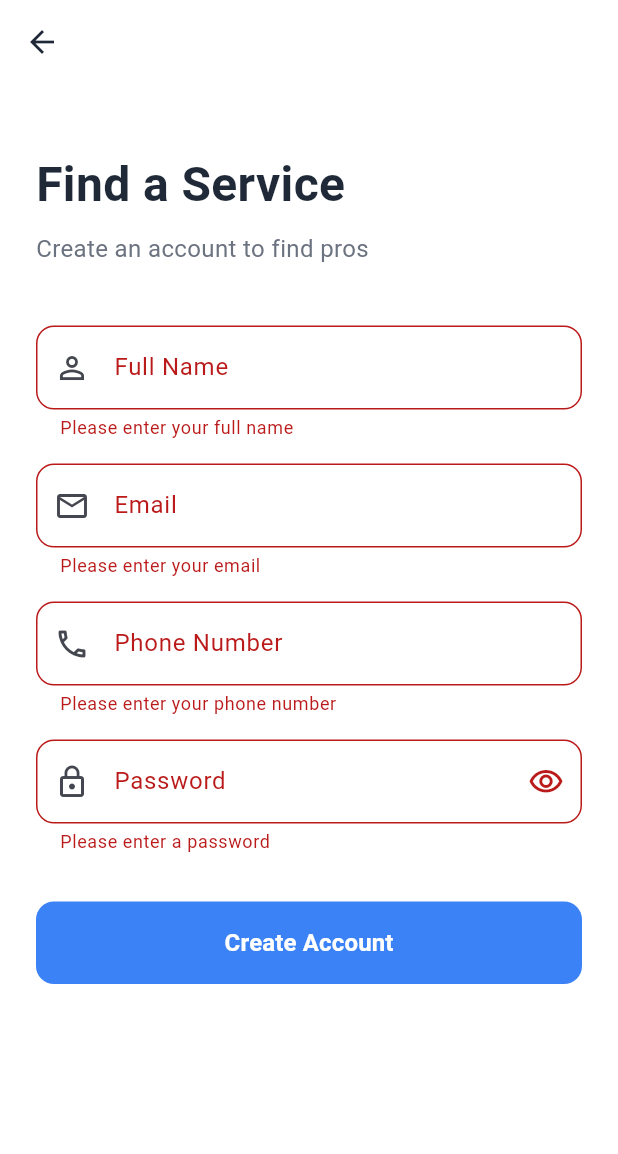
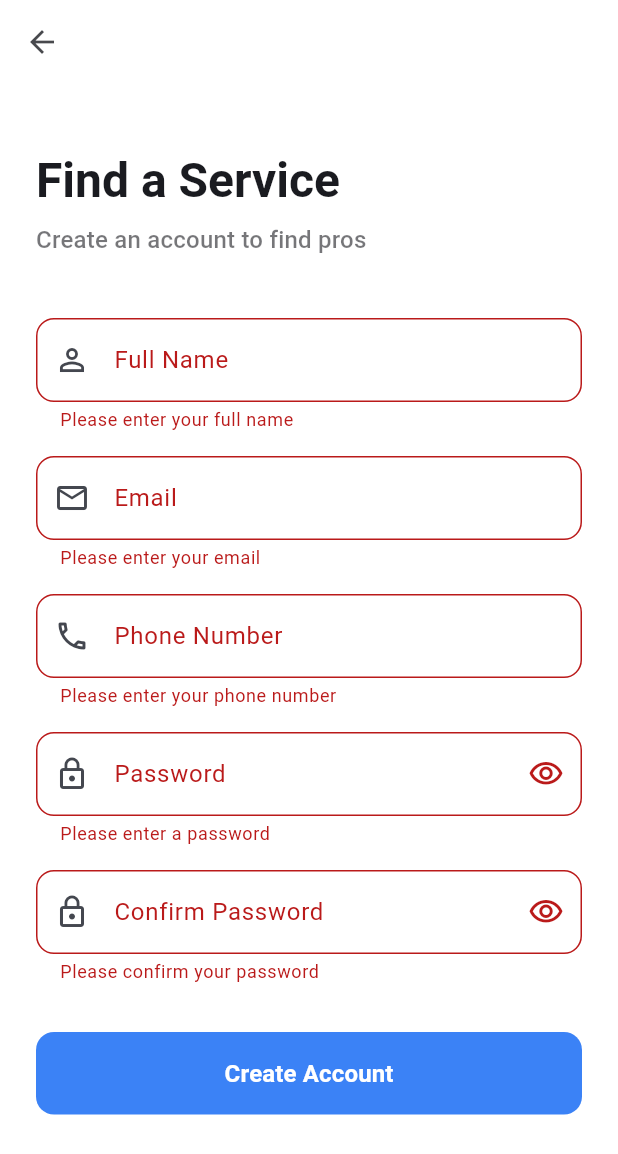
Before and after one commit to skillnscaleindia/SkillnScale-Frontend, a Flutter app: the SignUpScreen screen opened directly, after a tap on "Create Account", on a phone screen of 412 x 824 dp. Shown: the top 1154 px of the screen. Run offline on Flutter 3.47's test engine with Material 3 defaults, Android fonts, the phone set to English and light mode, and no system bars; our stand-ins replace flutter_dotenv, supabase_flutter; accounts and stored records are empty.

Commit message:
modified code

```diff
--- a/lib/screens/auth/sign_up_screen.dart
+++ b/lib/screens/auth/sign_up_screen.dart
@@ -21,8 +21,10 @@ class _SignUpScreenState extends State<SignUpScreen> {
   final _emailController = TextEditingController();
   final _phoneController = TextEditingController();
   final _passwordController = TextEditingController();
+  final _confirmPasswordController = TextEditingController();
   bool _isLoading = false;
   bool _obscurePassword = true;
+  bool _obscureConfirmPassword = true;
 
   @override
   void dispose() {
@@ -30,6 +32,7 @@ class _SignUpScreenState extends State<SignUpScreen> {
     _emailController.dispose();
     _phoneController.dispose();
     _passwordController.dispose();
+    _confirmPasswordController.dispose();
     super.dispose();
   }
 
@@ -49,24 +52,24 @@ class _SignUpScreenState extends State<SignUpScreen> {
 
       if (!mounted) return;
 
-      if (widget.userType == 'customer') {
-        Navigator.of(context).pushReplacement(
-          MaterialPageRoute(
-            builder: (_) => const CustomerHomeScreen(),
-          ),
-        );
-      } else {
-        Navigator.of(context).pushReplacement(
-          MaterialPageRoute(
-            builder: (_) => const ProfessionalHomeScreen(),
-          ),
-        );
-      }
+      final homeScreen = widget.userType == 'customer'
+          ? const CustomerHomeScreen()
+          : const ProfessionalHomeScreen();
+
+      Navigator.of(context).pushAndRemoveUntil(
+        PageRouteBuilder(
+          pageBuilder: (_, __, ___) => homeScreen,
+          transitionsBuilder: (_, animation, __, child) {
+            return FadeTransition(opacity: animation, child: child);
+          },
+        ),
+        (route) => false,
+      );
     } catch (e) {
       if (!mounted) return;
       ScaffoldMessenger.of(context).showSnackBar(
-        SnackBar(
-          content: Text('Error: ${e.toString()}'),
+        const SnackBar(
+          content: Text('Sign-up failed. Please try again.'),
           backgroundColor: Colors.red,
         ),
       );
@@ -80,6 +83,7 @@ class _SignUpScreenState extends State<SignUpScreen> {
   @override
   Widget build(BuildContext context) {
     final isCustomer = widget.userType == 'customer';
+    final theme = Theme.of(context);
 
     return Scaffold(
       backgroundColor: Colors.white,
@@ -87,7 +91,7 @@ class _SignUpScreenState extends State<SignUpScreen> {
         backgroundColor: Colors.transparent,
         elevation: 0,
         leading: IconButton(
-          icon: const Icon(Icons.arrow_back, color: Color(0xFF1F2937)),
+          icon: Icon(Icons.arrow_back, color: theme.colorScheme.onSurface.withOpacity(0.8)),
           onPressed: () => Navigator.of(context).pop(),
         ),
       ),
@@ -102,10 +106,8 @@ class _SignUpScreenState extends State<SignUpScreen> {
                 const SizedBox(height: 20),
                 Text(
                   isCustomer ? 'Find a Service' : 'Become a Professional',
-                  style: const TextStyle(
-                    fontSize: 32,
+                  style: theme.textTheme.headlineLarge?.copyWith(
                     fontWeight: FontWeight.bold,
-                    color: Color(0xFF1F2937),
                   ),
                 ),
                 const SizedBox(height: 8),
@@ -113,9 +115,8 @@ class _SignUpScreenState extends State<SignUpScreen> {
                   isCustomer
                       ? 'Create an account to find pros'
                       : 'Create an account to offer your services',
-                  style: const TextStyle(
-                    fontSize: 16,
-                    color: Color(0xFF6B7280),
+                  style: theme.textTheme.titleMedium?.copyWith(
+                    color: theme.textTheme.bodySmall?.color?.withOpacity(0.6),
                   ),
                 ),
                 const SizedBox(height: 40),
@@ -152,7 +153,7 @@ class _SignUpScreenState extends State<SignUpScreen> {
                     if (value == null || value.isEmpty) {
                       return 'Please enter your email';
                     }
-                    if (!value.contains('@')) {
+                    if (!RegExp(r'^[^@]+@[^@]+\.[^@]+').hasMatch(value)) {
                       return 'Please enter a valid email';
                     }
                     return null;
@@ -211,11 +212,45 @@ class _SignUpScreenState extends State<SignUpScreen> {
                     return null;
                   },
                 ),
+                const SizedBox(height: 16),
+                TextFormField(
+                  controller: _confirmPasswordController,
+                  obscureText: _obscureConfirmPassword,
+                  decoration: InputDecoration(
+                    labelText: 'Confirm Password',
+                    hintText: 'Re-enter your password',
+                    prefixIcon: const Icon(Icons.lock_outline),
+                    suffixIcon: IconButton(
+                      icon: Icon(
+                        _obscureConfirmPassword
+                            ? Icons.visibility_outlined
+                            : Icons.visibility_off_outlined,
+                      ),
+                      onPressed: () {
+                        setState(() {
+                          _obscureConfirmPassword = !_obscureConfirmPassword;
+                        });
+                      },
+                    ),
+                    border: OutlineInputBorder(
+                      borderRadius: BorderRadius.circular(12),
+                    ),
+                  ),
+                  validator: (value) {
+                    if (value == null || value.isEmpty) {
+                      return 'Please confirm your password';
+                    }
+                    if (value != _passwordController.text) {
+                      return 'Passwords do not match';
+                    }
+                    return null;
+                  },
+                ),
                 const SizedBox(height: 32),
                 ElevatedButton(
                   onPressed: _isLoading ? null : _signUp,
                   style: ElevatedButton.styleFrom(
-                    backgroundColor: const Color(0xFF3B82F6),
+                    backgroundColor: theme.primaryColor,
                     foregroundColor: Colors.white,
                     padding: const EdgeInsets.symmetric(vertical: 16),
                     shape: RoundedRectangleBorder(
```
Also changed, not shown: lib/screens/auth/sign_in_screen.dart (+27 -26 lines), lib/screens/customer/create_request_screen.dart (+26 -31 lines), lib/screens/customer/customer_home_screen.dart (+75 -58 lines), lib/screens/professional/professional_home_screen.dart (+58 -64 lines), lib/screens/splash_screen.dart (+17 -15 lines), lib/screens/welcome_screen.dart (+14 -15 lines), 1 other file.
